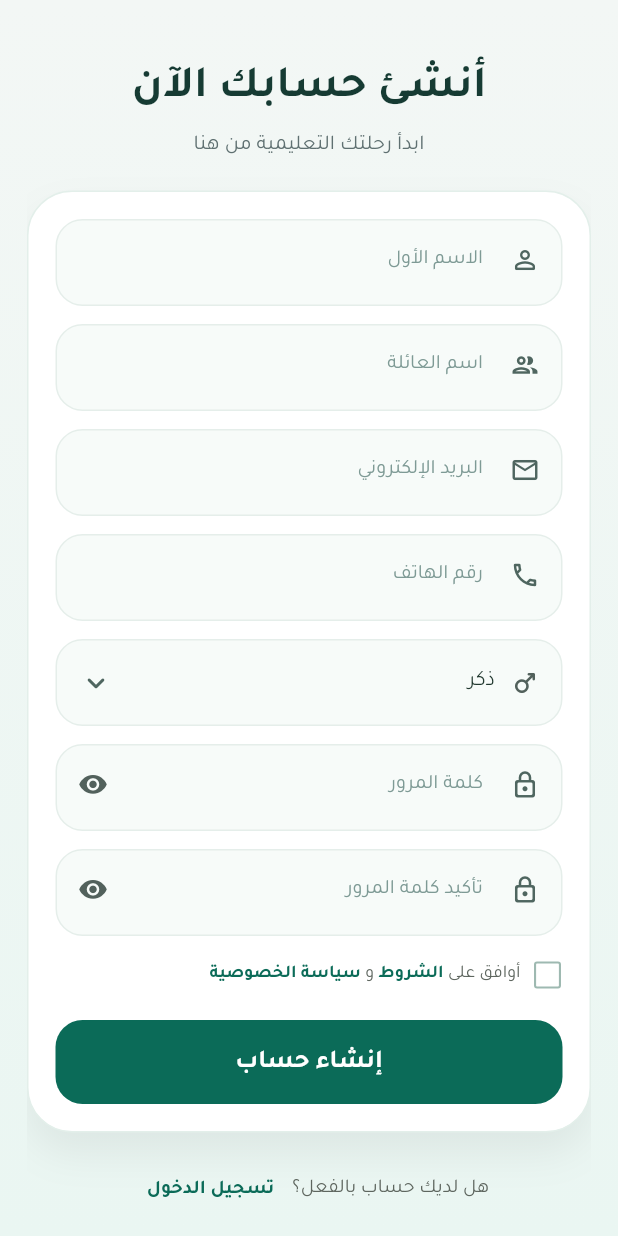
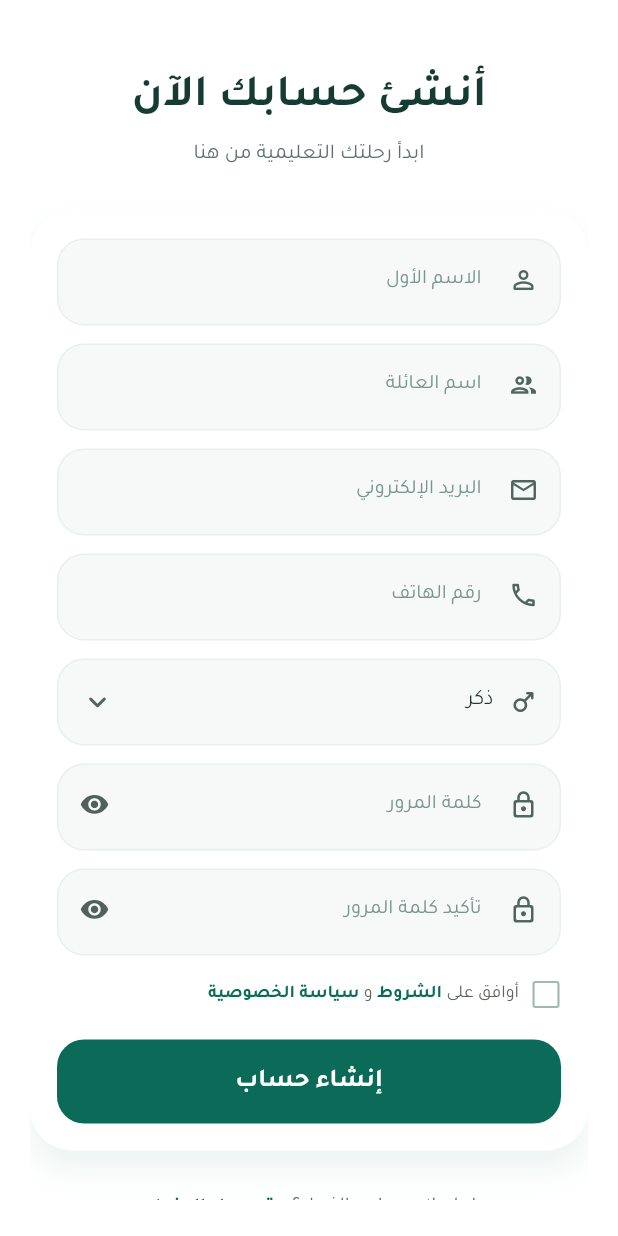
Before and after one commit to merajiapp-hub/meraj3iapp4415, a Flutter app: the screen it shows after launch, after a tap on "تخطي", after a tap on "إنشاء حساب", on a phone screen of 412 x 824 dp. Run offline on Flutter 3.47's test engine with Material 3 defaults, Android fonts, the phone set to English and light mode, and no system bars; our stand-ins replace audioplayers, cached_network_image, cloud_firestore, confetti, connectivity_plus, device_info_plus and 21 more; missing offline and left inert: complex, equations, flutter_math_fork, flutter_quill, ml_linalg, receive_intent and 3 more; accounts and stored records are empty.

Commit message:
إضافة ميزات جديدة وتحديث الكود

```diff
--- a/lib/screens/login_screen.dart
+++ b/lib/screens/login_screen.dart
@@ -219,9 +219,7 @@ class _LoginScreenState extends State<LoginScreen> with TickerProviderStateMixin
 
   @override
   Widget build(BuildContext context) {
-    final isDark = Theme.of(context).brightness == Brightness.dark;
-    final bgStart = isDark ? const Color(0xFF091A16) : const Color(0xFFF3F7F5);
-    final bgEnd = isDark ? const Color(0xFF122B25) : const Color(0xFFEAF6F2);
+    const background = Colors.white;
 
     return PopScope(
       canPop: false,
@@ -234,32 +232,26 @@ class _LoginScreenState extends State<LoginScreen> with TickerProviderStateMixin
         }
       },
       child: Scaffold(
-        backgroundColor: bgStart,
+        backgroundColor: background,
         body: SafeArea(
           child: Container(
-            decoration: BoxDecoration(
-              gradient: LinearGradient(
-                begin: Alignment.topCenter,
-                end: Alignment.bottomCenter,
-                colors: [bgStart, bgEnd],
-              ),
-            ),
+            color: background,
             child: FadeTransition(
               opacity: _fadeAnim,
               child: SlideTransition(
                 position: _slideAnim,
                 child: Center(
                   child: Padding(
-                    padding: const EdgeInsets.symmetric(horizontal: 18, vertical: 20),
+                    padding: const EdgeInsets.symmetric(horizontal: 20, vertical: 24),
                     child: ConstrainedBox(
                       constraints: const BoxConstraints(maxWidth: 440),
                       child: SingleChildScrollView(
                         child: Column(
                           crossAxisAlignment: CrossAxisAlignment.stretch,
                           children: [
-                            const SizedBox(height: 8),
+                            const SizedBox(height: 12),
                             _buildHeader(),
-                            const SizedBox(height: 20),
+                            const SizedBox(height: 30),
                             _buildGlassCard(),
                             const SizedBox(height: 18),
                             _buildGuestButton(),
@@ -280,37 +272,32 @@ class _LoginScreenState extends State<LoginScreen> with TickerProviderStateMixin
   }
 
   Widget _buildHeader() {
-    final isDark = Theme.of(context).brightness == Brightness.dark;
-    final titleColor = isDark ? Colors.white : const Color(0xFF163B33);
-    final subtitleColor = isDark ? const Color(0xFFB3D1CC) : const Color(0xFF5F7071);
+    const titleColor = Color(0xFF163B33);
+    const subtitleColor = Color(0xFF5F7071);
 
     return Column(
       children: [
         Container(
-          width: 118,
-          height: 118,
+          width: 138,
+          height: 138,
+          padding: const EdgeInsets.all(18),
           decoration: BoxDecoration(
+            color: Colors.white,
             shape: BoxShape.circle,
-            gradient: const LinearGradient(
-              begin: Alignment.topLeft,
-              end: Alignment.bottomRight,
-              colors: [Color(0xFF0B6B58), Color(0xFF14A085)],
-            ),
             boxShadow: [
               BoxShadow(
-                color: const Color(0xFF0B6B58).withValues(alpha: 0.30),
-                blurRadius: 24,
-                offset: const Offset(0, 14),
+                color: const Color(0xFF0B6B58).withValues(alpha: 0.18),
+                blurRadius: 22,
+                offset: const Offset(0, 12),
               ),
             ],
           ),
-          padding: const EdgeInsets.all(20),
           child: Image.asset(
             'assets/images/logo.png',
             fit: BoxFit.contain,
           ),
         ),
-        const SizedBox(height: 16),
+        const SizedBox(height: 18),
         Text(
           'مرحباً بعودتك',
           textAlign: TextAlign.center,
@@ -335,28 +322,23 @@ class _LoginScreenState extends State<LoginScreen> with TickerProviderStateMixin
   }
 
   Widget _buildGlassCard() {
-    final isDark = Theme.of(context).brightness == Brightness.dark;
-    final cardColor = isDark ? const Color(0xFF132C28) : Colors.white;
-    final fieldColor = isDark ? const Color(0xFF183731) : const Color(0xFFF7FBF9);
-    final fieldBorder = isDark ? const Color(0xFF2A4A43) : const Color(0xFFE5EEEA);
-    final textColor = isDark ? Colors.white : const Color(0xFF21382F);
-    final hintColor = isDark ? const Color(0xFFAECAC2) : const Color(0xFF7E9A95);
-    final accent = const Color(0xFF0B6B58);
+    const cardColor = Colors.white;
+    const fieldColor = Color(0xFFF7F9F8);
+    const fieldBorder = Color(0xFFE8EFED);
+    const textColor = Color(0xFF21382F);
+    const hintColor = Color(0xFF7C9490);
+    const accent = Color(0xFF0B6B58);
 
     return Container(
       padding: const EdgeInsets.all(18),
       decoration: BoxDecoration(
         color: cardColor,
-        borderRadius: BorderRadius.circular(30),
-        border: Border.all(
-          color: isDark ? Colors.white.withValues(alpha: 0.06) : const Color(0xFFE3EFEA),
-          width: 1,
-        ),
+        borderRadius: BorderRadius.circular(28),
         boxShadow: [
           BoxShadow(
-            color: (isDark ? Colors.black : Colors.black).withValues(alpha: isDark ? 0.28 : 0.06),
-            blurRadius: 22,
-            offset: const Offset(0, 14),
+            color: const Color(0xFF0B6B58).withValues(alpha: 0.08),
+            blurRadius: 18,
+            offset: const Offset(0, 12),
           ),
         ],
       ),
@@ -402,8 +384,8 @@ class _LoginScreenState extends State<LoginScreen> with TickerProviderStateMixin
                         (states) => states.contains(WidgetState.selected) ? accent : Colors.transparent,
                       ),
                       checkColor: Colors.white,
-                      side: BorderSide(
-                        color: isDark ? const Color(0xFF6E9A8F) : const Color(0xFF9EB9B1),
+                      side: const BorderSide(
+                        color: Color(0xFF9EB9B1),
                         width: 1.4,
                       ),
                     ),
@@ -412,7 +394,7 @@ class _LoginScreenState extends State<LoginScreen> with TickerProviderStateMixin
                   Text(
                     'تذكرني',
                     style: GoogleFonts.tajawal(
-                      color: isDark ? Colors.white70 : const Color(0xFF556664),
+                      color: const Color(0xFF556664),
                       fontSize: 12.5,
                     ),
                   ),
--- a/lib/screens/signup_screen.dart
+++ b/lib/screens/signup_screen.dart
@@ -141,9 +141,7 @@ class _SignupScreenState extends State<SignupScreen>
 
   @override
   Widget build(BuildContext context) {
-    final isDark = Theme.of(context).brightness == Brightness.dark;
-    final bgStart = isDark ? const Color(0xFF091A16) : const Color(0xFFF3F7F5);
-    final bgEnd = isDark ? const Color(0xFF122B25) : const Color(0xFFEAF6F2);
+    const background = Colors.white;
 
     return PopScope(
       canPop: false,
@@ -152,32 +150,26 @@ class _SignupScreenState extends State<SignupScreen>
         _safeBack();
       },
       child: Scaffold(
-        backgroundColor: bgStart,
+        backgroundColor: background,
         body: SafeArea(
           child: Container(
-            decoration: BoxDecoration(
-              gradient: LinearGradient(
-                begin: Alignment.topCenter,
-                end: Alignment.bottomCenter,
-                colors: [bgStart, bgEnd],
-              ),
-            ),
+            color: background,
             child: FadeTransition(
               opacity: _fadeAnim,
               child: SlideTransition(
                 position: _slideAnim,
                 child: Center(
                   child: Padding(
-                    padding: const EdgeInsets.symmetric(horizontal: 18, vertical: 20),
+                    padding: const EdgeInsets.symmetric(horizontal: 20, vertical: 24),
                     child: ConstrainedBox(
                       constraints: const BoxConstraints(maxWidth: 460),
                       child: SingleChildScrollView(
                         child: Column(
                           crossAxisAlignment: CrossAxisAlignment.stretch,
                           children: [
-                            const SizedBox(height: 8),
+                            const SizedBox(height: 12),
                             _buildHeader(),
-                            const SizedBox(height: 20),
+                            const SizedBox(height: 28),
                             _buildGlassCard(),
                             const SizedBox(height: 14),
                             _buildFooterLink(),
@@ -196,13 +188,12 @@ class _SignupScreenState extends State<SignupScreen>
   }
 
   Widget _buildHeader() {
-    final isDark = Theme.of(context).brightness == Brightness.dark;
-    final titleColor = isDark ? Colors.white : const Color(0xFF163B33);
-    final subtitleColor = isDark ? const Color(0xFFB3D1CC) : const Color(0xFF5F7071);
+    const titleColor = Color(0xFF163B33);
+    const subtitleColor = Color(0xFF5F7071);
 
     return Column(
       children: [
-        const SizedBox(height: 10),
+        const SizedBox(height: 8),
         Text(
           'أنشئ حسابك الآن',
           textAlign: TextAlign.center,
@@ -227,28 +218,23 @@ class _SignupScreenState extends State<SignupScreen>
   }
 
   Widget _buildGlassCard() {
-    final isDark = Theme.of(context).brightness == Brightness.dark;
-    final cardColor = isDark ? const Color(0xFF132C28) : Colors.white;
-    final fieldColor = isDark ? const Color(0xFF183731) : const Color(0xFFF7FBF9);
-    final fieldBorder = isDark ? const Color(0xFF2A4A43) : const Color(0xFFE5EEEA);
-    final textColor = isDark ? Colors.white : const Color(0xFF21382F);
-    final hintColor = isDark ? const Color(0xFFAECAC2) : const Color(0xFF7E9A95);
-    final accent = const Color(0xFF0B6B58);
+    const cardColor = Colors.white;
+    const fieldColor = Color(0xFFF7F9F8);
+    const fieldBorder = Color(0xFFE8EFED);
+    const textColor = Color(0xFF21382F);
+    const hintColor = Color(0xFF7C9490);
+    const accent = Color(0xFF0B6B58);
 
     return Container(
       padding: const EdgeInsets.all(18),
       decoration: BoxDecoration(
         color: cardColor,
-        borderRadius: BorderRadius.circular(30),
-        border: Border.all(
-          color: isDark ? Colors.white.withValues(alpha: 0.06) : const Color(0xFFE3EFEA),
-          width: 1,
-        ),
+        borderRadius: BorderRadius.circular(28),
         boxShadow: [
           BoxShadow(
-            color: (isDark ? Colors.black : Colors.black).withValues(alpha: isDark ? 0.28 : 0.06),
-            blurRadius: 22,
-            offset: const Offset(0, 14),
+            color: const Color(0xFF0B6B58).withValues(alpha: 0.08),
+            blurRadius: 18,
+            offset: const Offset(0, 12),
           ),
         ],
       ),
@@ -310,7 +296,7 @@ class _SignupScreenState extends State<SignupScreen>
                 isExpanded: true,
                 value: _selectedGender,
                 icon: const Icon(Icons.keyboard_arrow_down_rounded, color: Color(0xFF4F6660)),
-                dropdownColor: isDark ? const Color(0xFF173A33) : Colors.white,
+                dropdownColor: Colors.white,
                 style: GoogleFonts.tajawal(
                   fontSize: 14,
                   color: textColor,
@@ -382,8 +368,8 @@ class _SignupScreenState extends State<SignupScreen>
                     (states) => states.contains(WidgetState.selected) ? accent : Colors.transparent,
                   ),
                   checkColor: Colors.white,
-                  side: BorderSide(
-                    color: isDark ? const Color(0xFF6E9A8F) : const Color(0xFF9EB9B1),
+                  side: const BorderSide(
+                    color: Color(0xFF9EB9B1),
                     width: 1.4,
                   ),
                 ),
@@ -396,7 +382,7 @@ class _SignupScreenState extends State<SignupScreen>
                     Text(
                       'أوافق على ',
                       style: GoogleFonts.tajawal(
-                        color: isDark ? Colors.white70 : const Color(0xFF5E665F),
+                        color: const Color(0xFF5E665F),
                         fontSize: 12,
                       ),
                     ),
@@ -417,7 +403,7 @@ class _SignupScreenState extends State<SignupScreen>
                     Text(
                       ' و ',
                       style: GoogleFonts.tajawal(
-                        color: isDark ? Colors.white70 : const Color(0xFF5E665F),
+                        color: const Color(0xFF5E665F),
                         fontSize: 12,
                       ),
                     ),
```
Also changed, not shown: 1 other file.
